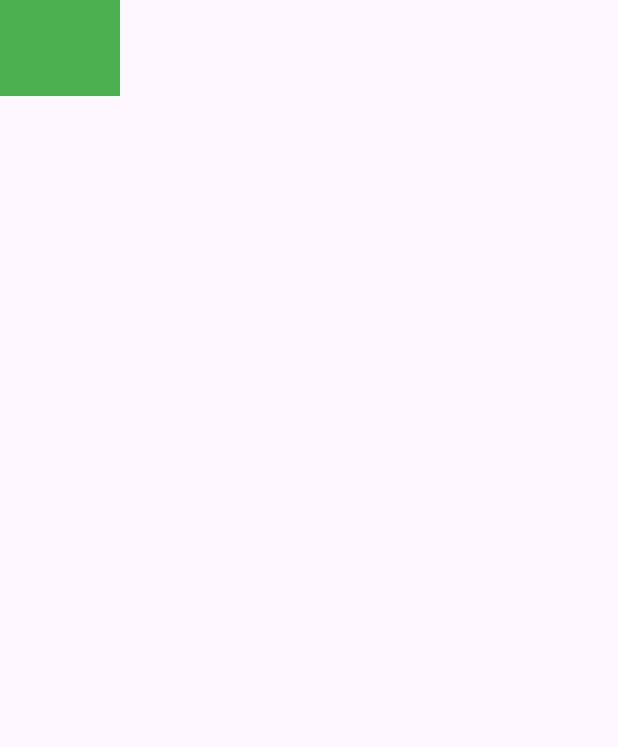
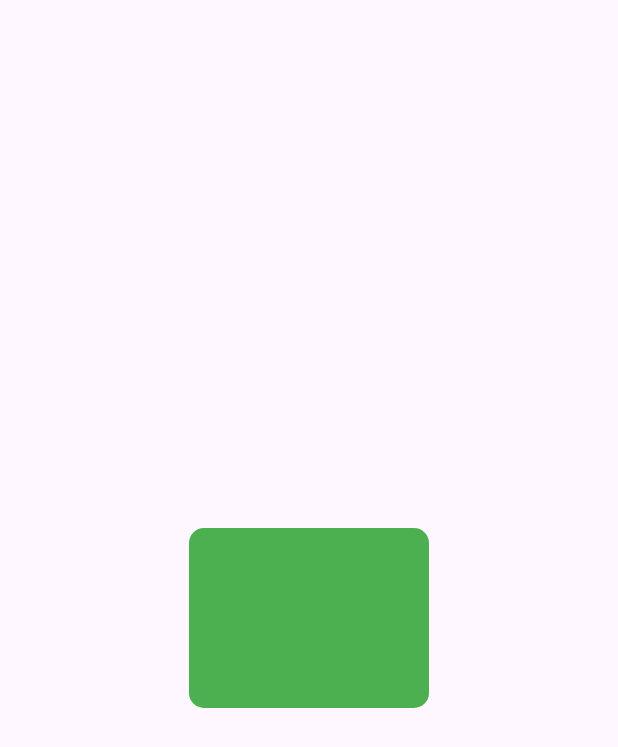
Before and after one commit to matheusPascoal/i_stock, a Flutter app: the screen it shows after launch, on a phone screen of 412 x 824 dp. Shown: the top 747 px of the screen. Run offline on Flutter 3.47's test engine with Material 3 defaults, Android fonts, the phone set to English and light mode, and no system bars; our stand-ins replace dartz.

Commit message:
criação de widget

```diff
--- a/lib/desing_box/widgets/card_box/card_box_widget.dart
+++ b/lib/desing_box/widgets/card_box/card_box_widget.dart
@@ -7,9 +7,10 @@ class CardBoxWidget extends StatelessWidget {
   @override
   Widget build(BuildContext context) {
     return Container(
-      height: AppResponsive.size(80),
-      width: AppResponsive.size(100),
-      color: Colors.green,
+      height: AppResponsive.size(150),
+      width: AppResponsive.size(200),
+      decoration: BoxDecoration(
+          color: Colors.green, borderRadius: BorderRadius.circular(10)),
     );
   }
 }
--- a/lib/src/home/ui/home_page.dart
+++ b/lib/src/home/ui/home_page.dart
@@ -14,7 +14,8 @@ class _HomePageState extends State<HomePage> {
   Widget build(BuildContext context) {
     return const Scaffold(
       body: Column(
-        children: [CardBoxWidget()],
+        mainAxisAlignment: MainAxisAlignment.center,
+        children: [Center(child: CardBoxWidget())],
       ),
     );
   }
```
